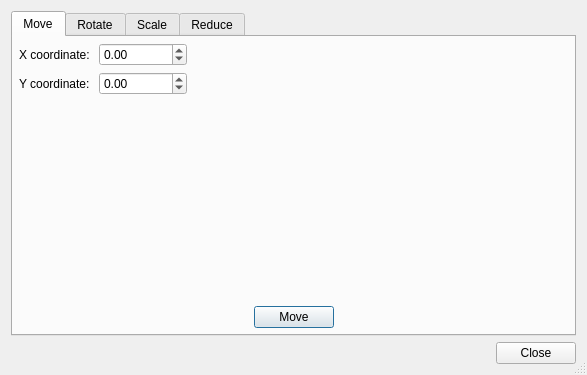
First picture: the form in pyslvs_ui/synthesis/dimensional_synthesis/dialogs/edit_path.ui, repository KmolYuan/Pyslvs-UI, before the edit.
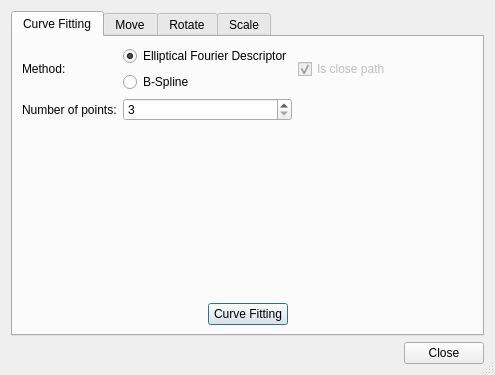
Second picture: the form after the edit. Icons and pictures are not drawn.

Commit message: Add extra curve fitting function powered by SciPy.

The edit to the form file:
```diff
--- a/pyslvs_ui/synthesis/dimensional_synthesis/dialogs/edit_path.ui
+++ b/pyslvs_ui/synthesis/dimensional_synthesis/dialogs/edit_path.ui
@@ -6,7 +6,7 @@
    <rect>
     <x>0</x>
     <y>0</y>
-    <width>587</width>
+    <width>495</width>
     <height>375</height>
    </rect>
   </property>
@@ -26,6 +26,152 @@
   <layout class="QVBoxLayout" name="verticalLayout">
    <item>
     <widget class="QTabWidget" name="tabWidget">
+     <widget class="QWidget" name="fitting">
+      <attribute name="icon">
+       <iconset resource="../../../icons.qrc">
+        <normaloff>:/icons/fitting.png</normaloff>:/icons/fitting.png</iconset>
+      </attribute>
+      <attribute name="title">
+       <string>Curve Fitting</string>
+      </attribute>
+      <layout class="QVBoxLayout" name="verticalLayout_6">
+       <item>
+        <layout class="QGridLayout" name="gridLayout_3">
+         <item row="1" column="0">
+          <widget class="QLabel" name="num_points_label">
+           <property name="text">
+            <string>Number of points:</string>
+           </property>
+          </widget>
+         </item>
+         <item row="0" column="3">
+          <spacer name="horizontalSpacer_17">
+           <property name="orientation">
+            <enum>Qt::Horizontal</enum>
+           </property>
+           <property name="sizeHint" stdset="0">
+            <size>
+             <width>40</width>
+             <height>20</height>
+            </size>
+           </property>
+          </spacer>
+         </item>
+         <item row="0" column="1">
+          <layout class="QVBoxLayout" name="verticalLayout_4">
+           <item>
+            <widget class="QRadioButton" name="efd_option">
+             <property name="text">
+              <string>Elliptical Fourier Descriptor</string>
+             </property>
+             <property name="checked">
+              <bool>true</bool>
+             </property>
+            </widget>
+           </item>
+           <item>
+            <widget class="QRadioButton" name="bspline_option">
+             <property name="text">
+              <string>B-Spline</string>
+             </property>
+            </widget>
+           </item>
+          </layout>
+         </item>
+         <item row="0" column="0">
+          <widget class="QLabel" name="fitting_method_label">
+           <property name="text">
+            <string>Method:</string>
+           </property>
+          </widget>
+         </item>
+         <item row="1" column="1">
+          <widget class="QSpinBox" name="num_points">
+           <property name="minimum">
+            <number>3</number>
+           </property>
+          </widget>
+         </item>
+         <item row="1" column="3">
+          <spacer name="horizontalSpacer_13">
+           <property name="orientation">
+            <enum>Qt::Horizontal</enum>
+           </property>
+           <property name="sizeHint" stdset="0">
+            <size>
+             <width>40</width>
+             <height>20</height>
+            </size>
+           </property>
+          </spacer>
+         </item>
+         <item row="0" column="2">
+          <widget class="QCheckBox" name="close_path_option">
+           <property name="enabled">
+            <bool>false</bool>
+           </property>
+           <property name="text">
+            <string>Is close path</string>
+           </property>
+           <property name="checked">
+            <bool>true</bool>
+           </property>
+          </widget>
+         </item>
+        </layout>
+       </item>
+       <item>
+        <spacer name="verticalSpacer_3">
+         <property name="orientation">
+          <enum>Qt::Vertical</enum>
+         </property>
+         <property name="sizeHint" stdset="0">
+          <size>
+           <width>20</width>
+           <height>171</height>
+          </size>
+         </property>
+        </spacer>
+       </item>
+       <item>
+        <layout class="QHBoxLayout" name="horizontalLayout_5">
+         <item>
+          <spacer name="horizontalSpacer_11">
+           <property name="orientation">
+            <enum>Qt::Horizontal</enum>
+           </property>
+           <property name="sizeHint" stdset="0">
+            <size>
+             <width>40</width>
+             <height>20</height>
+            </size>
+           </property>
+          </spacer>
+         </item>
+         <item>
+          <widget class="QPushButton" name="fitting_button">
+           <property name="text">
+            <string>Curve Fitting</string>
+           </property>
+          </widget>
+         </item>
+         <item>
+          <spacer name="horizontalSpacer_12">
+           <property name="orientation">
+            <enum>Qt::Horizontal</enum>
+           </property>
+           <property name="sizeHint" stdset="0">
+            <size>
+             <width>40</width>
+             <height>20</height>
+            </size>
+           </property>
+          </spacer>
+         </item>
+        </layout>
+       </item>
+      </layout>
+     </widget>
      <widget class="QWidget" name="move_tab">
       <attribute name="title">
        <string>Move</string>
@@ -426,94 +572,6 @@
        </item>
       </layout>
      </widget>
-     <widget class="QWidget" name="reduce_tab">
-      <attribute name="title">
-       <string>Reduce</string>
-      </attribute>
-      <layout class="QVBoxLayout" name="verticalLayout_4">
-       <item>
-        <layout class="QGridLayout" name="gridLayout_3">
-         <item row="0" column="1">
-          <widget class="QSpinBox" name="reduce_n">
-           <property name="minimum">
-            <number>1</number>
-           </property>
-          </widget>
-         </item>
-         <item row="0" column="0">
-          <widget class="QLabel" name="reduce_n_label">
-           <property name="text">
-            <string>Reduce the points for each:</string>
-           </property>
-          </widget>
-         </item>
-         <item row="0" column="2">
-          <spacer name="horizontalSpacer_13">
-           <property name="orientation">
-            <enum>Qt::Horizontal</enum>
-           </property>
-           <property name="sizeHint" stdset="0">
-            <size>
-             <width>40</width>
-             <height>20</height>
-            </size>
-           </property>
-          </spacer>
-         </item>
-        </layout>
-       </item>
-       <item>
-        <spacer name="verticalSpacer_3">
-         <property name="orientation">
-          <enum>Qt::Vertical</enum>
-         </property>
-         <property name="sizeHint" stdset="0">
-          <size>
-           <width>20</width>
-           <height>193</height>
-          </size>
-         </property>
-        </spacer>
-       </item>
-       <item>
-        <layout class="QHBoxLayout" name="horizontalLayout_5">
-         <item>
-          <spacer name="horizontalSpacer_11">
-           <property name="orientation">
-            <enum>Qt::Horizontal</enum>
-           </property>
-           <property name="sizeHint" stdset="0">
-            <size>
-             <width>40</width>
-             <height>20</height>
-            </size>
-           </property>
-          </spacer>
-         </item>
-         <item>
-          <widget class="QPushButton" name="reduce_button">
-           <property name="text">
-            <string>Reduce</string>
-           </property>
-          </widget>
-         </item>
-         <item>
-          <spacer name="horizontalSpacer_12">
-           <property name="orientation">
-            <enum>Qt::Horizontal</enum>
-           </property>
-           <property name="sizeHint" stdset="0">
-            <size>
-             <width>40</width>
-             <height>20</height>
-            </size>
-           </property>
-          </spacer>
-         </item>
-        </layout>
-       </item>
-      </layout>
-     </widget>
     </widget>
    </item>
    <item>
```
Left out of the diff: 16 changed lines with no effect on the pictures. The commit also changes 13 other files.
